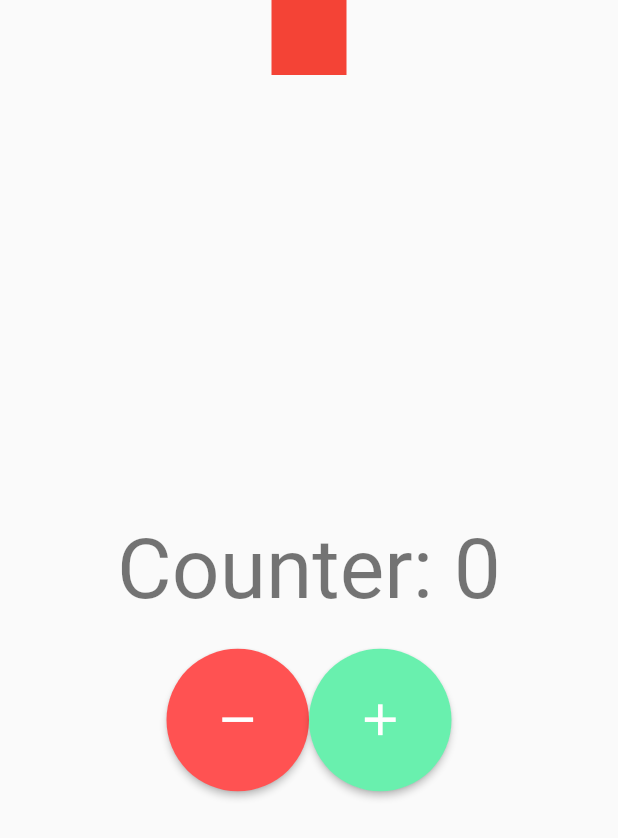
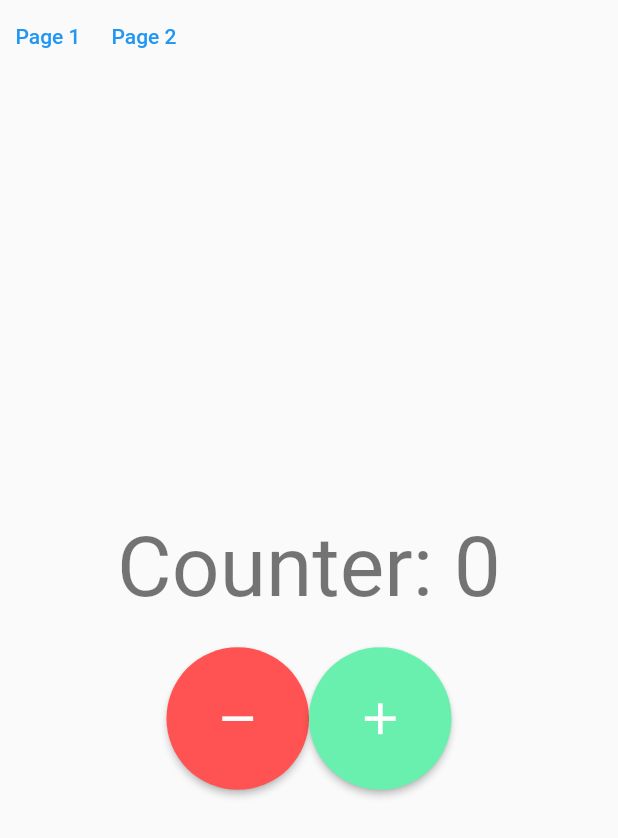
Before and after one commit to xenxi/flutter-web-routes, a Flutter app: the screen it shows after launch, on a phone screen of 412 x 824 dp. Shown: the top 838 px of the screen. Run offline on Flutter 3.47's test engine with Material 2 defaults, Android fonts, the light colour scheme and no system bars; missing offline and left inert: dart:html.

Commit message:
:lipstick: add navbar buttons

```diff
--- /dev/null
+++ b/lib/presentation/shared/custom_elevated_button.dart
@@ -0,0 +1,17 @@
+import 'dart:html';
+
+import 'package:flutter/material.dart';
+
+class CustomTextButton extends StatelessWidget {
+  const CustomTextButton({
+    Key? key,
+    required this.text,
+    required this.onPressed,
+  }) : super(key: key);
+  final String text;
+  final void Function() onPressed;
+  @override
+  Widget build(BuildContext context) {
+    return TextButton(onPressed: onPressed, child: Text(text));
+  }
+}
--- a/lib/presentation/shared/custom_navbar_menu.dart
+++ b/lib/presentation/shared/custom_navbar_menu.dart
@@ -1,14 +1,16 @@
 import 'package:flutter/material.dart';
+import 'package:flutter_web_routes_spike/presentation/shared/custom_elevated_button.dart';
 
 class CustumNavbarMenu extends StatelessWidget {
   const CustumNavbarMenu({Key? key}) : super(key: key);
 
   @override
   Widget build(BuildContext context) {
-    return Container(
-      width: 50,
-      height: 50,
-      color: Colors.red,
+    return Row(
+      children: [
+        CustomTextButton(text: 'Page 1', onPressed: () {}),
+        CustomTextButton(text: 'Page 2', onPressed: () {}),
+      ],
     );
   }
 }
```
